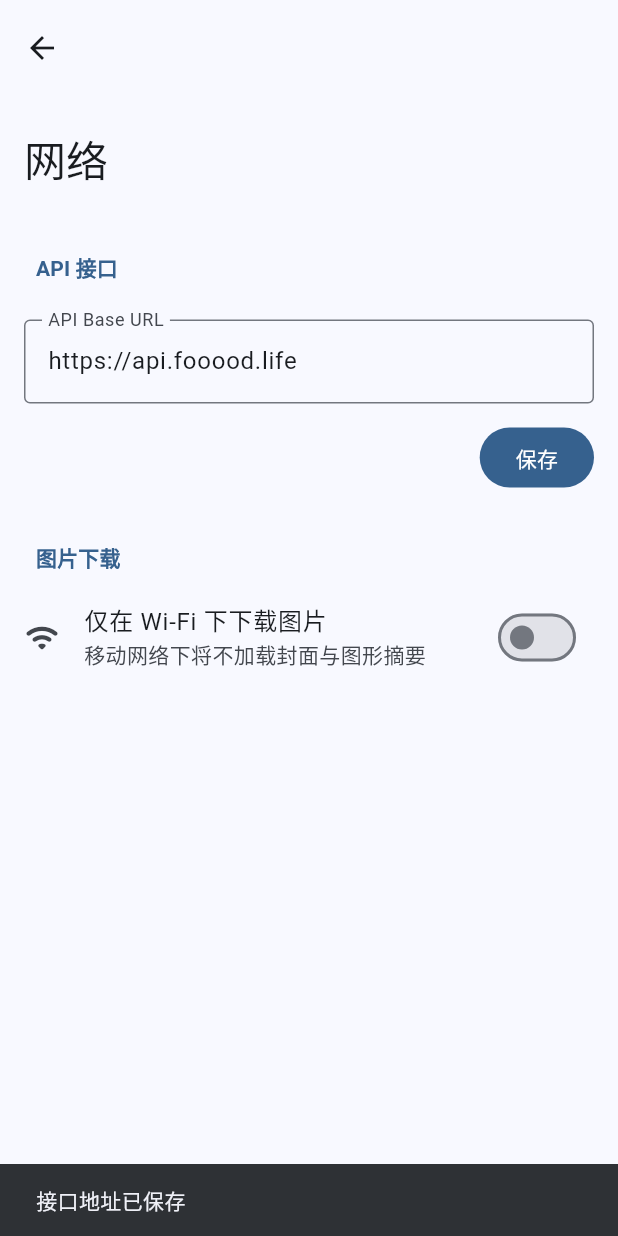
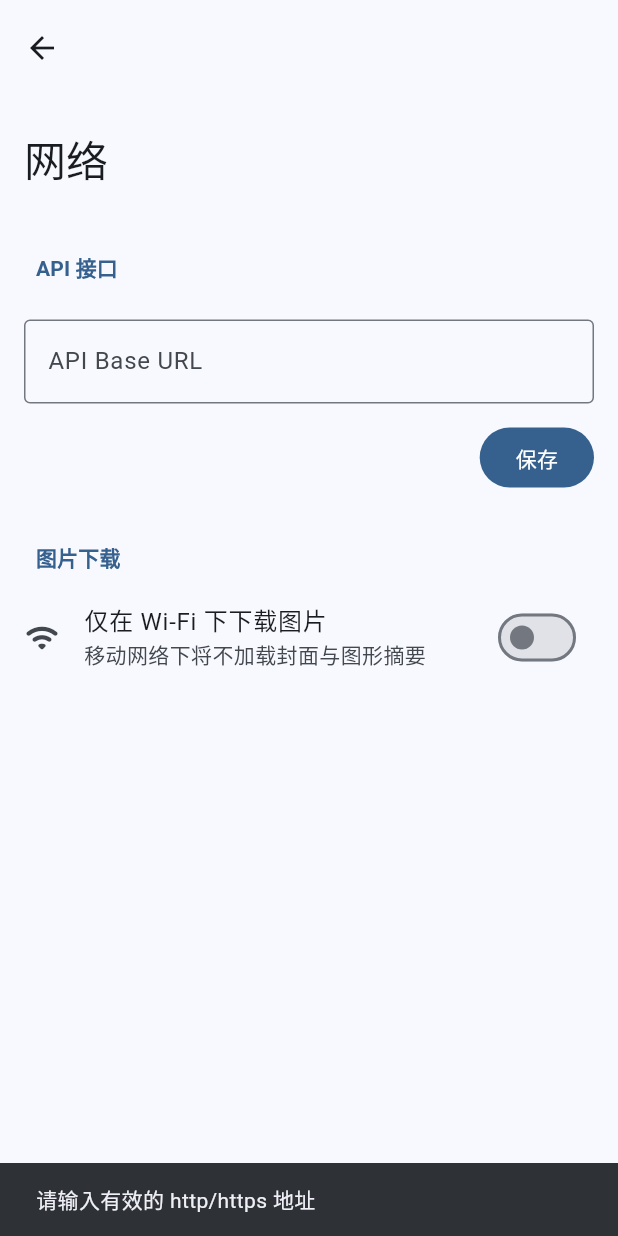
Before and after one commit to SineLi/PaperPulse, a Flutter app: the NetworkSettingsPage screen opened directly, after a tap on "保存", on a phone screen of 412 x 824 dp. Run offline on Flutter 3.47's test engine with Material 3 defaults, Android fonts, the phone set to English and light mode, and no system bars; drawn by our look-alikes of dynamic_color; our stand-ins replace connectivity_plus, flutter_secure_storage, flutter_svg, share_plus, shared_preferences, sqflite and 1 more; accounts and stored records are empty.

Commit message:
去除调试用后端默认地址

```diff
--- a/frontend_app/lib/main.dart
+++ b/frontend_app/lib/main.dart
@@ -28,10 +28,7 @@ Future<void> main() async {
   WidgetsFlutterBinding.ensureInitialized();
 
   final authStorage = AuthStorage();
-  final apiClient = ApiClient(
-    baseUrl: 'https://api.fooood.life',
-    authStorage: authStorage,
-  );
+  final apiClient = ApiClient(baseUrl: '', authStorage: authStorage);
 
   final userServices = UserServices(apiClient: apiClient);
   final authServices = AuthServices(
--- a/frontend_app/lib/pages/setting_page.dart
+++ b/frontend_app/lib/pages/setting_page.dart
@@ -106,7 +106,7 @@ class SettingStorage {
     return AppSetting(
       themeMode: prefs.getInt(_keyThemeMode) ?? 2,
       amoled: prefs.getBool(_keyAmoled) ?? false,
-      baseURL: prefs.getString(_keyBaseURL) ?? 'https://api.fooood.life',
+      baseURL: prefs.getString(_keyBaseURL) ?? '',
       contentFontSize: prefs.getInt(_keyContentFontSize) ?? 16,
       headerFontSize: prefs.getInt(_keyHeaderFontSize) ?? 24,
       titleFontSize: prefs.getInt(_keyTitleFontSize) ?? 28,
@@ -151,7 +151,7 @@ class SettingsController extends ChangeNotifier {
   final SettingStorage _storage;
   AppSetting _setting = AppSetting(
     themeMode: 2,
-    baseURL: 'https://api.fooood.life',
+    baseURL: '',
     amoled: false,
     contentFontSize: 16,
     headerFontSize: 24,
@@ -683,7 +683,7 @@ class _NetworkSettingsPageState extends State<NetworkSettingsPage> {
                         controller: _baseUrlController,
                         decoration: const InputDecoration(
                           labelText: 'API Base URL',
-                          hintText: 'https://api.fooood.life',
+                          hintText: '',
                           border: OutlineInputBorder(),
                         ),
                         keyboardType: TextInputType.url,
```
